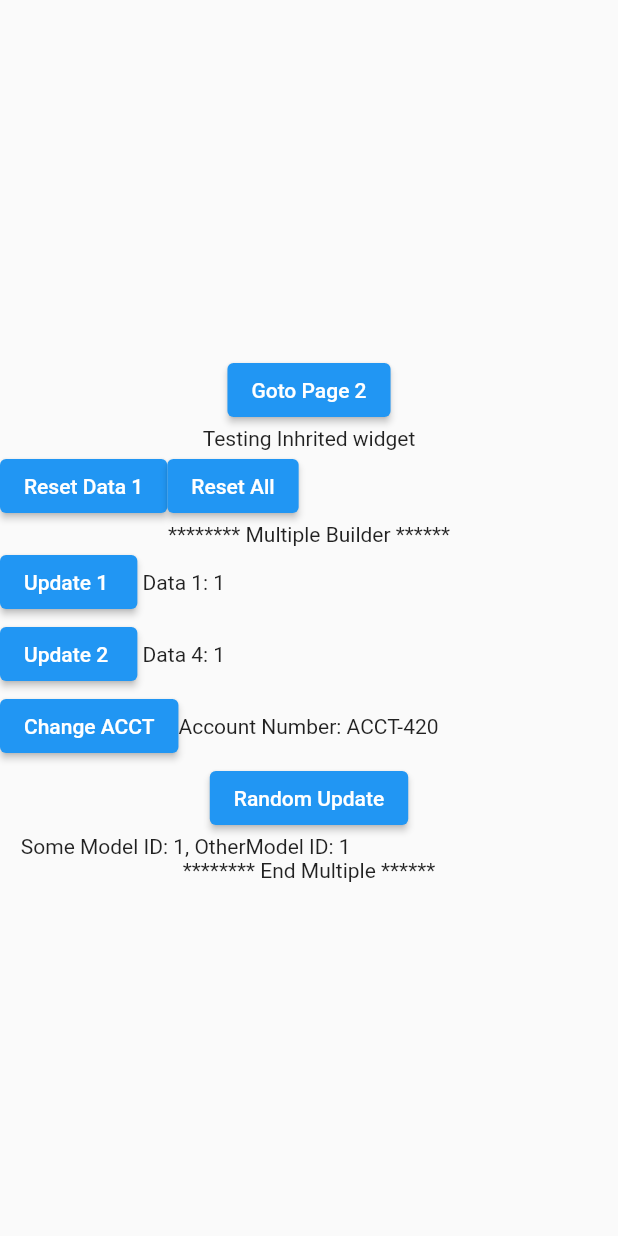
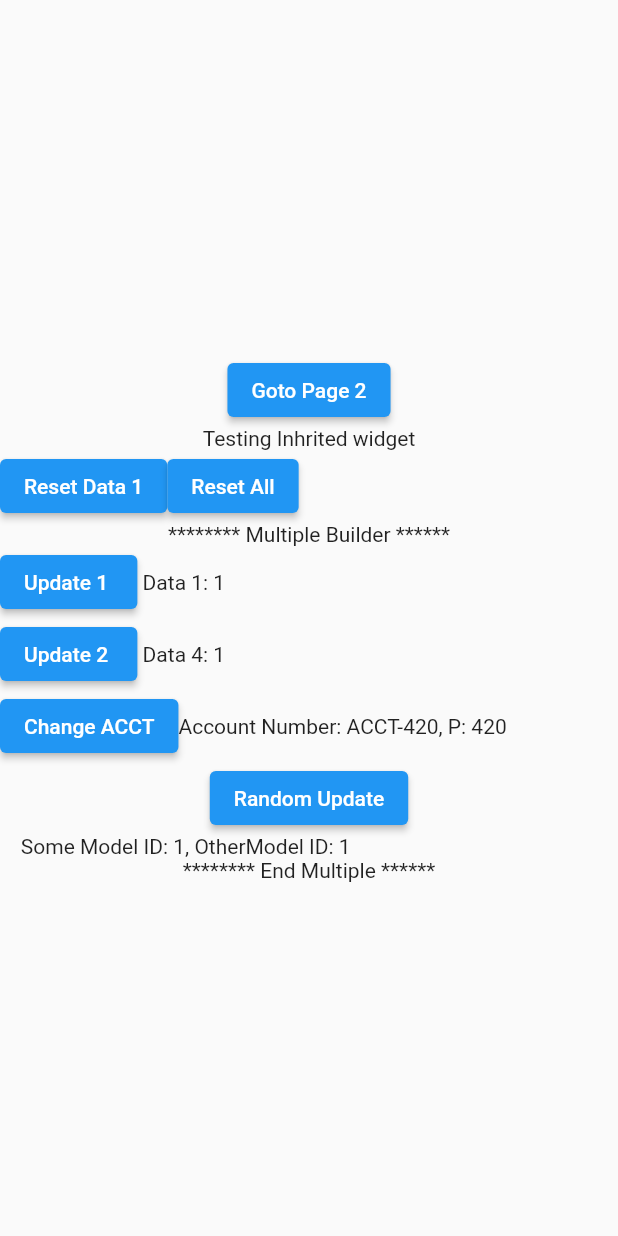
Before and after one commit to ISRAEL-DUFF/flutter-packages, a Flutter app: the screen it shows after launch, after a tap on "Change ACCT", on a phone screen of 412 x 824 dp. Run offline on Flutter 3.47's test engine with Material 2 defaults, Android fonts, the phone set to English and light mode, and no system bars; our stand-ins replace get_it.

Commit message:
added value Notifier example

```diff
--- a/grael/example/lib/pages/multi_listener.dart
+++ b/grael/example/lib/pages/multi_listener.dart
@@ -6,6 +6,7 @@ import 'dart:math';
 class DemoMultiListener extends StatelessWidget {
   @override
   Widget build(BuildContext context) {
+    var p = ValueNotifier(5);
     // Multiple listeners
     return TMultiListenableBuilder(
         values: [
@@ -22,6 +23,9 @@ class DemoMultiListener extends StatelessWidget {
             value: SomeModel(),
           ),
           TListenable<SomeOtherModel>(),
+
+          /// You can also use value notifier if you wish
+          context.value(value: p)
         ],
         builder: (context, find, _) {
           /// the [find] fn works same as context.find except that it can only
@@ -69,9 +73,11 @@ class DemoMultiListener extends StatelessWidget {
                         onPressed: () {
                           int a = Random().nextInt(500);
                           accountInfo.setAccount('ACCT-' + a.toString());
+                          p.value = Random().nextInt(500);
                         },
                         child: Text('Change ACCT')),
-                    Text('Account Number: ${accountInfo.accountNum}'),
+                    Text(
+                        'Account Number: ${accountInfo.accountNum}, P: ${p.value}'),
                   ],
                 )),
                 Container(
```
